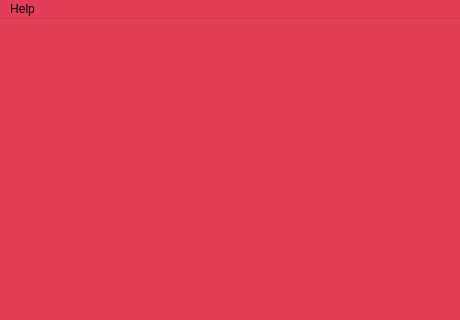
Above: mainWindow.ui from vv020633/WeebGuidance before the change; both pictures show x 0 to 460 and y 0 to 320 of the 460 by 600 pixel window. Below: the same form after it.
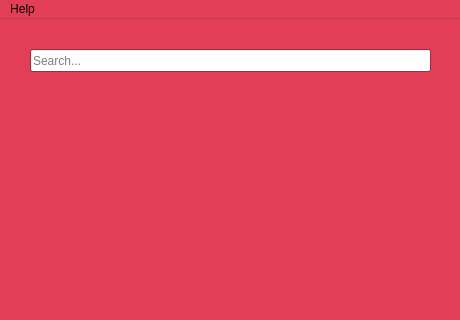
That is the form after the change.

Commit message: Changes made to Main menu predictive text

```diff
--- a/mainWindow.ui
+++ b/mainWindow.ui
@@ -321,6 +321,25 @@
      <bool>false</bool>
     </property>
    </widget>
+   <widget class="QLineEdit" name="search_field">
+    <property name="geometry">
+     <rect>
+      <x>30</x>
+      <y>30</y>
+      <width>401</width>
+      <height>23</height>
+     </rect>
+    </property>
+    <property name="accessibleName">
+     <string>Series random episode search field</string>
+    </property>
+    <property name="accessibleDescription">
+     <string>This field is used to select a random episode of a series</string>
+    </property>
+    <property name="placeholderText">
+     <string>Search...</string>
+    </property>
+   </widget>
   </widget>
   <widget class="QMenuBar" name="menubar">
    <property name="geometry">
```
Left out of the diff: 2 changed lines with no effect on the pictures. The commit also changes 1 other file.
